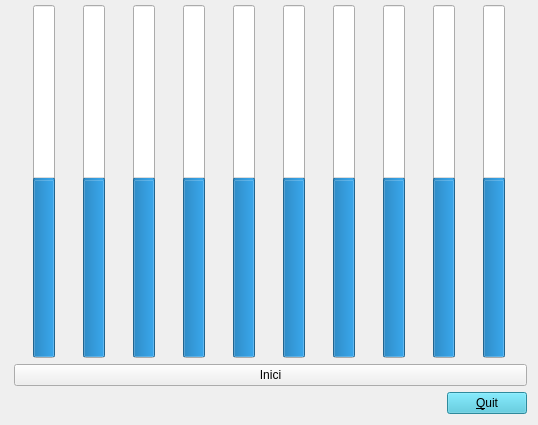
This is Ex3v2/Sinus.ui in polipolo55/ex3Idi as Qt 5 draws it before an edit. The edited form follows.
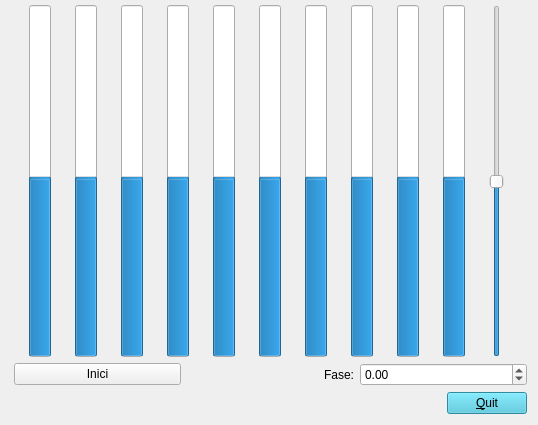
This is the edited form. Custom widgets are drawn as their Qt base class.

```diff
--- a/Ex3v2/Sinus.ui
+++ b/Ex3v2/Sinus.ui
@@ -179,6 +179,19 @@
        </property>
       </widget>
      </item>
+     <item>
+      <widget class="QSlider" name="Amplitude">
+       <property name="maximum">
+        <number>100</number>
+       </property>
+       <property name="value">
+        <number>50</number>
+       </property>
+       <property name="orientation">
+        <enum>Qt::Vertical</enum>
+       </property>
+      </widget>
+     </item>
     </layout>
    </item>
    <item>
@@ -196,6 +209,29 @@
        </property>
       </widget>
      </item>
+     <item>
+      <widget class="QLabel" name="label">
+       <property name="text">
+        <string>Fase:</string>
+       </property>
+       <property name="alignment">
+        <set>Qt::AlignRight|Qt::AlignTrailing|Qt::AlignVCenter</set>
+       </property>
+      </widget>
+     </item>
+     <item>
+      <widget class="QDoubleSpinBox" name="doubleSpinBox">
+       <property name="minimum">
+        <double>-5.000000000000000</double>
+       </property>
+       <property name="maximum">
+        <double>5.000000000000000</double>
+       </property>
+       <property name="singleStep">
+        <double>0.200000000000000</double>
+       </property>
+      </widget>
+     </item>
     </layout>
    </item>
    <item>
```
Left out of the diff: 41 changed lines with no effect on the pictures.
